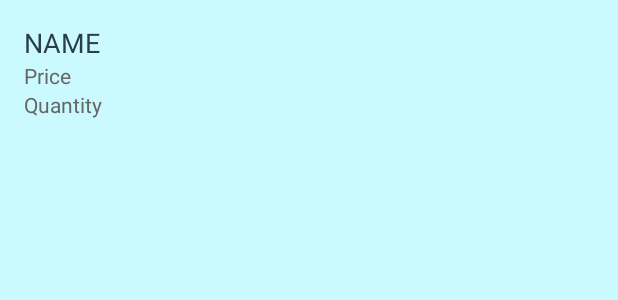
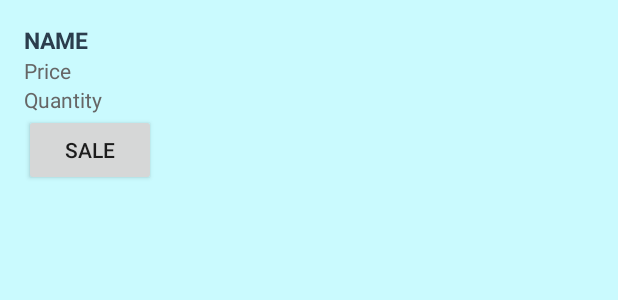
Before and after one commit to jsisanova/InventoryApp, an Android app: the layout list_item.xml on its own in the app's theme, with its tools: preview values and no code run, on a phone screen of 412 x 824 dp. Shown: the top 300 px of the screen. Run offline under Robolectric (Android 15) with nearby library versions, the phone set to English and light mode, and no system bars.

Commit message:
Update by pressing the sale button the quantity of books - decrease it by 1

```diff
--- a/app/src/main/java/com/example/android/inventoryapp/CatalogActivity.java
+++ b/app/src/main/java/com/example/android/inventoryapp/CatalogActivity.java
@@ -103,7 +103,7 @@ public class CatalogActivity extends AppCompatActivity  implements LoaderManager
         values.put(BookEntry.COLUMN_BOOK_NAME, "Bag of Bones");
         values.put(BookEntry.COLUMN_BOOK_AUTHOR, "Stephen King");
         values.put(BookEntry.COLUMN_BOOK_PRICE, 19);
-        values.put(BookEntry.COLUMN_BOOK_QUANTITY, 1);
+        values.put(BookEntry.COLUMN_BOOK_QUANTITY, 3);
         values.put(BookEntry.COLUMN_BOOK_SUPPLIER_NAME, BookEntry.SUPPLIER_NAME_BAKER_TAYLOR);
         values.put(BookEntry.COLUMN_BOOK_SUPPLIER_PHONE, "1234567890");
 
--- a/app/src/main/res/layout/list_item.xml
+++ b/app/src/main/res/layout/list_item.xml
@@ -14,7 +14,8 @@
         android:layout_width="wrap_content"
         android:layout_height="wrap_content"
         android:fontFamily="sans-serif"
-        android:textAppearance="?android:textAppearanceMedium"
+        android:textSize="15dp"
+        android:textStyle="bold"
         android:textAllCaps="true"
         android:textColor="@color/textColorName"
         tools:text="@string/hint_book_name" />
@@ -36,4 +37,10 @@
         android:textAppearance="?android:textAppearanceSmall"
         android:textColor="@color/textColorPriceAndQuantity"
         tools:text="@string/hint_book_quantity" />
+
+    <Button
+        android:id="@+id/sale_button"
+        android:layout_width="wrap_content"
+        android:layout_height="wrap_content"
+        android:text="@string/sale_button" />
 </LinearLayout>
--- a/app/src/main/res/values/strings.xml
+++ b/app/src/main/res/values/strings.xml
@@ -128,4 +128,16 @@
     <!-- Message when the user tries to add a new book and the supplier phone is missing [CHAR LIMIT=12] -->
     <string name="supplier_phone_missing">Supplier phone number is missing</string>
 
+
+    <!-- Name for the sale button [CHAR LIMIT=12] -->
+    <string name="sale_button">Sale</string>
+
+    <!-- Message when the sale is successful [CHAR LIMIT=12] -->
+    <string name="sale_successful">Product sold</string>
+
+    <!-- Message when the sale failes [CHAR LIMIT=12] -->
+    <string name="sale_failed">Error with sale product</string>
+
+    <!-- Message when the user forget to input a quantity [CHAR LIMIT=12] -->
+    <string name="sale_quantity_missing">Check the books quantity</string>
 </resources>
```
Also changed, not shown: app/src/main/java/com/example/android/inventoryapp/BookCursorAdapter.java (+41 -1 lines).
